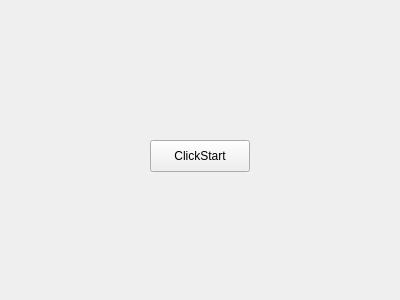
The window that VSCproject/menu.ui (WenzeJin/VampireSurvivorsCopy) describes before a commit, drawn with Qt 5.
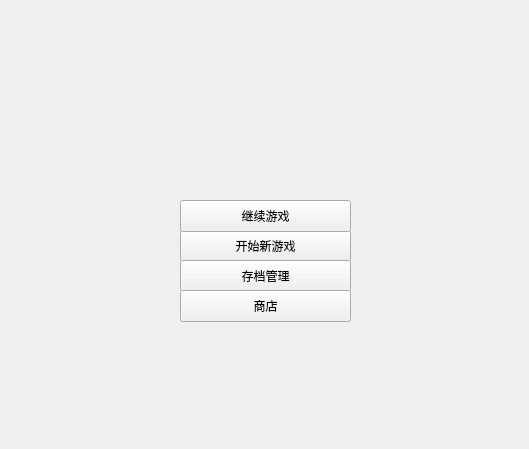
The same window after the commit.

Commit message: 基本游戏完成

The edit to the form file:
```diff
--- a/VSCproject/menu.ui
+++ b/VSCproject/menu.ui
@@ -6,8 +6,8 @@
    <rect>
     <x>0</x>
     <y>0</y>
-    <width>400</width>
-    <height>300</height>
+    <width>529</width>
+    <height>449</height>
    </rect>
   </property>
   <property name="windowTitle">
@@ -16,14 +16,53 @@
   <widget class="QPushButton" name="pushButton">
    <property name="geometry">
     <rect>
-     <x>150</x>
-     <y>140</y>
-     <width>100</width>
+     <x>180</x>
+     <y>230</y>
+     <width>171</width>
      <height>32</height>
     </rect>
    </property>
    <property name="text">
-    <string>ClickStart</string>
+    <string>开始新游戏</string>
+   </property>
+  </widget>
+  <widget class="QPushButton" name="pushButton_2">
+   <property name="geometry">
+    <rect>
+     <x>180</x>
+     <y>200</y>
+     <width>171</width>
+     <height>32</height>
+    </rect>
+   </property>
+   <property name="text">
+    <string>继续游戏</string>
+   </property>
+  </widget>
+  <widget class="QPushButton" name="pushButton_3">
+   <property name="geometry">
+    <rect>
+     <x>180</x>
+     <y>260</y>
+     <width>171</width>
+     <height>32</height>
+    </rect>
+   </property>
+   <property name="text">
+    <string>存档管理</string>
+   </property>
+  </widget>
+  <widget class="QPushButton" name="pushButton_4">
+   <property name="geometry">
+    <rect>
+     <x>180</x>
+     <y>290</y>
+     <width>171</width>
+     <height>32</height>
+    </rect>
+   </property>
+   <property name="text">
+    <string>商店</string>
    </property>
   </widget>
  </widget>
```
The commit also changes 111 other files.
